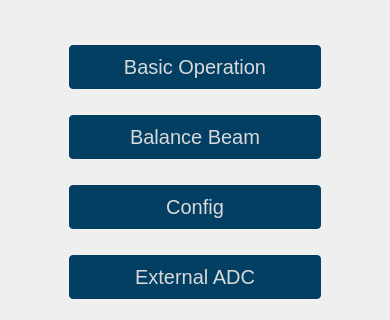
First picture: the form in gui/qtdesigner/ModeSelectorWidget.ui, repository wyattduber/CyDAQ, before the edit; both pictures show x 0 to 390 and y 225 to 545 of the 390 by 545 pixel window.
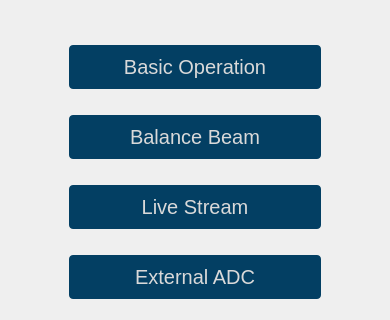
Second picture: the form after the edit. Icons and pictures are not drawn.

Patch:
```diff
--- a/gui/qtdesigner/ModeSelectorWidget.ui
+++ b/gui/qtdesigner/ModeSelectorWidget.ui
@@ -166,7 +166,7 @@
       </size>
      </property>
      <property name="text">
-      <string>Config</string>
+      <string>Live Stream</string>
      </property>
     </widget>
    </item>
```
Left out of the diff: 2 changed lines with no effect on the pictures.
